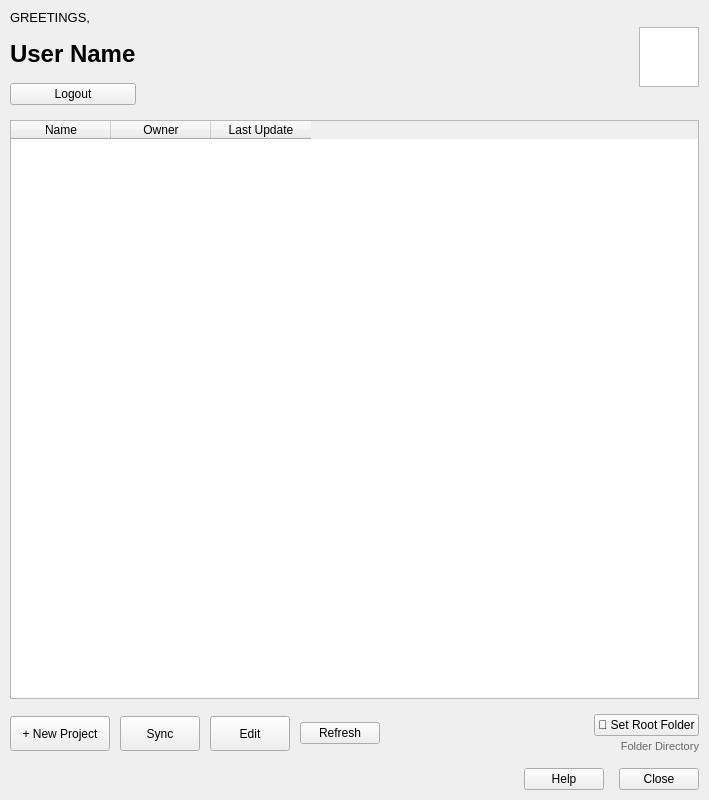
This is ui/projects_list_window.ui in joshdels/pyqgis-plugin-topmap as Qt 5 draws it before an edit. The edited form follows.
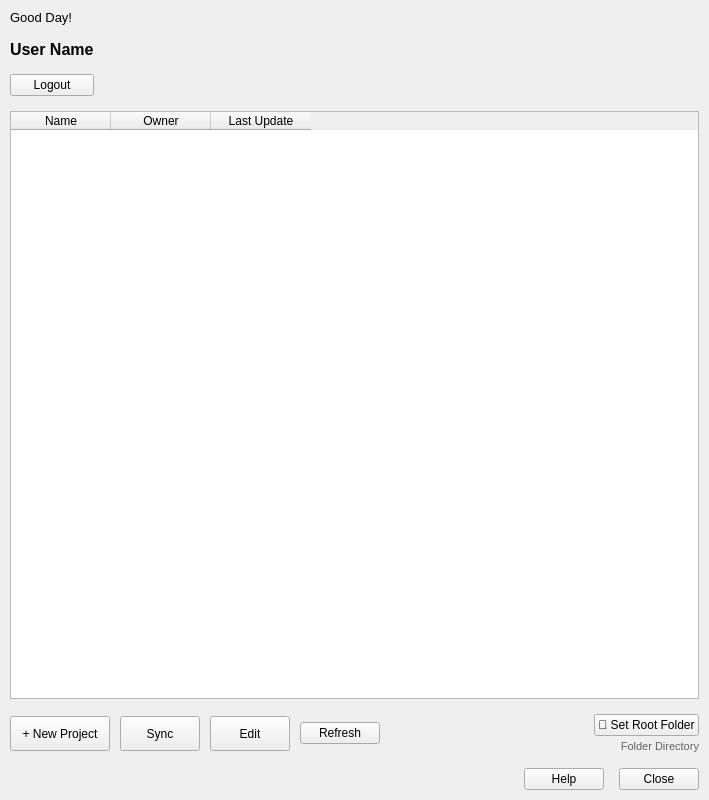
This is the edited form.

The edit to the form file:
```diff
--- a/ui/projects_list_window.ui
+++ b/ui/projects_list_window.ui
@@ -42,7 +42,7 @@
            </font>
           </property>
           <property name="text">
-           <string>GREETINGS,</string>
+           <string>Good Day!</string>
           </property>
          </widget>
         </item>
@@ -50,7 +50,7 @@
          <widget class="QLabel" name="usernameLabel">
           <property name="font">
            <font>
-            <pointsize>18</pointsize>
+            <pointsize>12</pointsize>
             <weight>75</weight>
             <bold>true</bold>
            </font>
@@ -82,19 +82,6 @@
         </property>
        </spacer>
       </item>
-      <item>
-       <widget class="QGraphicsView" name="userPicture">
-        <property name="maximumSize">
-         <size>
-          <width>60</width>
-          <height>60</height>
-         </size>
-        </property>
-        <property name="toolTip">
-         <string>User Profile</string>
-        </property>
-       </widget>
-      </item>
      </layout>
     </item>
     <item>
```
